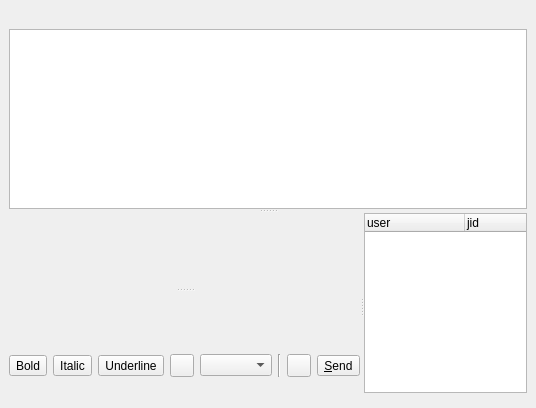
Above: widgets/groupchatwidget.ui from xmpp-graveyard/jabbim before the change. Below: the same form after it.
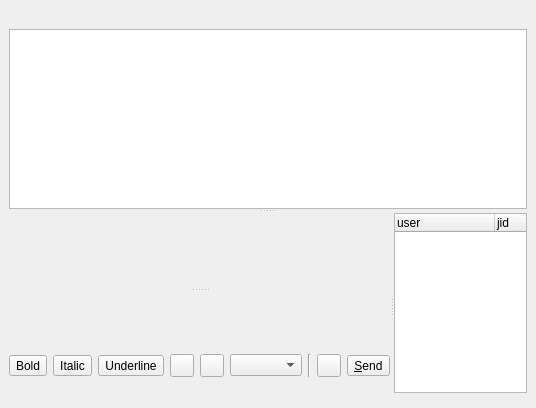
That is the form after the change. Icons and pictures are not drawn.

The edit to the form file:
```diff
--- a/widgets/groupchatwidget.ui
+++ b/widgets/groupchatwidget.ui
@@ -165,6 +165,16 @@
              </property>
             </widget>
            </item>
+           <item>
+            <widget class="QToolButton" name="backgroundButton" >
+             <property name="popupMode" >
+              <enum>QToolButton::InstantPopup</enum>
+             </property>
+             <property name="toolButtonStyle" >
+              <enum>Qt::ToolButtonIconOnly</enum>
+             </property>
+            </widget>
+           </item>
            <item>
             <widget class="QComboBox" name="fontSize" />
            </item>
```
